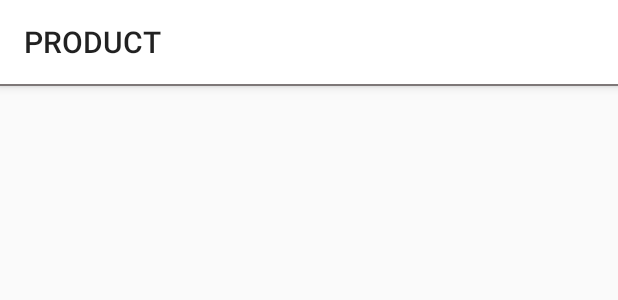
After one commit to Nick-sib/RedSoft_test_task, an Android app: the layout activity_product.xml on its own in the app's theme, with its tools: preview values and no code run, on a phone screen of 412 x 824 dp. The commit adds this screen. Shown: the top 300 px of the screen. Run offline under Robolectric (Android 15) with nearby library versions, the phone set to English and light mode, and no system bars.

Commit message:
second Activity, only start

```diff
--- a/app/build.gradle
+++ b/app/build.gradle
@@ -34,6 +34,7 @@ dependencies {
     //material
     implementation 'androidx.recyclerview:recyclerview:1.1.0'
     implementation 'androidx.cardview:cardview:1.0.0'
+    implementation 'com.google.android.material:material:1.2.1'
 
     //GSON
     implementation 'com.google.code.gson:gson:2.8.6'
--- a/app/src/main/AndroidManifest.xml
+++ b/app/src/main/AndroidManifest.xml
@@ -11,13 +11,14 @@
         android:roundIcon="@mipmap/ic_launcher_round"
         android:supportsRtl="true"
         android:theme="@style/AppTheme">
-        <activity android:name=".ui.MainActivity">
+        <activity android:name=".ui.main.MainActivity">
             <intent-filter>
                 <action android:name="android.intent.action.MAIN" />
 
                 <category android:name="android.intent.category.LAUNCHER" />
             </intent-filter>
         </activity>
+        <activity android:name=".ui.product.ProductActivity"/>
     </application>
 
 </manifest>
--- a/app/src/main/java/com/nickolay/redsofttesttask/ui/MainViewModel.kt
+++ b/app/src/main/java/com/nickolay/redsofttesttask/ui/main/MainViewModel.kt
@@ -1,4 +1,4 @@
-package com.nickolay.redsofttesttask.ui
+package com.nickolay.redsofttesttask.ui.main
 
 import androidx.annotation.VisibleForTesting
 import androidx.lifecycle.ViewModel
--- a/app/src/main/res/layout/activity_main.xml
+++ b/app/src/main/res/layout/activity_main.xml
@@ -4,7 +4,7 @@
     xmlns:tools="http://schemas.android.com/tools"
     android:layout_width="match_parent"
     android:layout_height="match_parent"
-    tools:context=".ui.MainActivity">
+    tools:context=".ui.main.MainActivity">
 
     <androidx.recyclerview.widget.RecyclerView
         android:id="@+id/rv_products"
--- /dev/null
+++ b/app/src/main/res/layout/activity_product.xml
@@ -0,0 +1,33 @@
+<?xml version="1.0" encoding="utf-8"?>
+<androidx.constraintlayout.widget.ConstraintLayout
+    xmlns:android="http://schemas.android.com/apk/res/android"
+    android:layout_width="match_parent"
+    android:layout_height="match_parent"
+    xmlns:app="http://schemas.android.com/apk/res-auto">
+
+    <com.google.android.material.appbar.AppBarLayout
+        android:id="@+id/appbar"
+        android:layout_width="match_parent"
+        android:layout_height="wrap_content"
+        android:elevation="0dp"
+        app:layout_constraintStart_toStartOf="parent"
+        app:layout_constraintTop_toTopOf="parent">
+
+        <androidx.appcompat.widget.Toolbar
+            android:id="@+id/toolbar"
+            android:layout_width="match_parent"
+            android:layout_height="wrap_content"
+            android:theme="@style/Theme.AppCompat.Light.DarkActionBar"
+            app:layout_scrollFlags="scroll|enterAlways"
+            app:title="PRODUCT"
+            android:background="@color/design_default_color_background"/>
+
+        <View
+            android:layout_width="match_parent"
+            android:layout_height="1dp"
+            android:background="@color/colorGray" />
+
+
+    </com.google.android.material.appbar.AppBarLayout>
+
+</androidx.constraintlayout.widget.ConstraintLayout>
--- a/app/src/main/res/values/colors.xml
+++ b/app/src/main/res/values/colors.xml
@@ -3,6 +3,8 @@
     <color name="colorPrimary">#6200EE</color>
     <color name="colorPrimaryDark">#3700B3</color>
     <color name="colorAccent">#03DAC5</color>
+
+    <color name="colorGray">#7E7878</color>
 
     <color name="colorSRC">#FFF</color>
     <color name="colorButton">#4150dd</color>
--- a/app/src/main/res/values/styles.xml
+++ b/app/src/main/res/values/styles.xml
@@ -5,7 +5,11 @@
         <item name="colorPrimary">@color/colorPrimary</item>
         <item name="colorPrimaryDark">@color/colorPrimaryDark</item>
         <item name="colorAccent">@color/colorAccent</item>
+
+        <item name="windowActionBar">false</item>
+        <item name="windowNoTitle">true</item>
     </style>
+
 
     <style name="CardImageStyle">
         <item name="android:layout_width">80dp</item>
```
Also changed, not shown: app/src/main/java/com/nickolay/redsofttesttask/ui/adapter/ProductsRVAdapter.kt (+6 -4 lines), app/src/main/java/com/nickolay/redsofttesttask/ui/main/MainActivity.kt (renamed from app/src/main/java/com/nickolay/redsofttesttask/ui/MainActivity.kt, +13 -6 lines), app/src/main/java/com/nickolay/redsofttesttask/ui/product/ProductActivity.kt (added, +39 -0 lines), app/src/main/java/com/nickolay/redsofttesttask/ui/product/ProductViewModel.kt (added, +8 -0 lines), app/src/main/res/drawable/ic_image_24.xml (added, +10 -0 lines).
